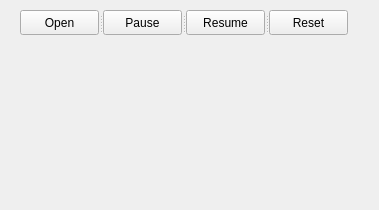
The window that src/rqt_mypkg/resource/MyPlugin.ui (alejandrolunadj/ROS_Challenge) describes before a commit, drawn with Qt 5.
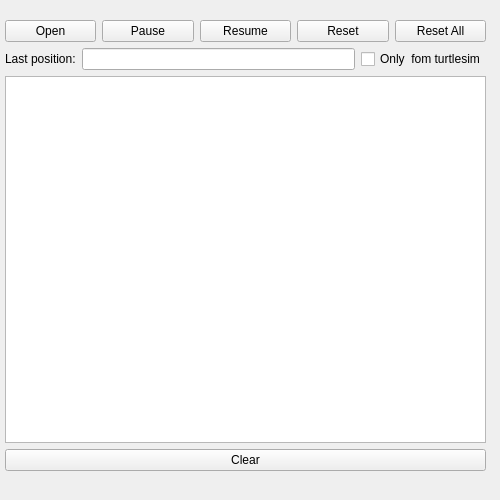
The same window after the commit.

Commit message:
RQT UI:Actions and position feedback in GUI
rqt_mypkg:
  .JSON format validation
  Now the GUI shows:
	Resul of service commands (pause/resume/reset)
	Last position
	Position feedback from action (cpp_pkg)
	Position feedback from topic (cpp_pkg)
	Optonal: Only shows the turtle position from topic
  "Reset" Button: resets the node "move_to_goal"
  "Reset all" Button: resets the node "move_to_goal" and turtlesim

What changed in the file:
```diff
--- a/src/rqt_mypkg/resource/MyPlugin.ui
+++ b/src/rqt_mypkg/resource/MyPlugin.ui
@@ -6,45 +6,124 @@
    <rect>
     <x>0</x>
     <y>0</y>
-    <width>379</width>
-    <height>210</height>
+    <width>500</width>
+    <height>500</height>
    </rect>
   </property>
+  <property name="sizePolicy">
+   <sizepolicy hsizetype="Fixed" vsizetype="Fixed">
+    <horstretch>0</horstretch>
+    <verstretch>0</verstretch>
+   </sizepolicy>
+  </property>
+  <property name="maximumSize">
+   <size>
+    <width>500</width>
+    <height>500</height>
+   </size>
+  </property>
+  <property name="baseSize">
+   <size>
+    <width>500</width>
+    <height>500</height>
+   </size>
+  </property>
   <property name="windowTitle">
    <string>Form</string>
   </property>
-  <widget class="QSplitter" name="splitter">
+  <widget class="QWidget" name="layoutWidget">
    <property name="geometry">
     <rect>
-     <x>20</x>
-     <y>10</y>
-     <width>329</width>
-     <height>25</height>
+     <x>5</x>
+     <y>20</y>
+     <width>481</width>
+     <height>451</height>
     </rect>
    </property>
-   <property name="orientation">
-    <enum>Qt::Horizontal</enum>
-   </property>
+   <layout class="QVBoxLayout" name="verticalLayout">
+    <item>
+     <layout class="QHBoxLayout" name="horizontalLayout">
+      <item>
    <widget class="QPushButton" name="pushButton_Open">
     <property name="text">
      <string>Open</string>
     </property>
    </widget>
+      </item>
+      <item>
    <widget class="QPushButton" name="pushButton_Pause">
     <property name="text">
      <string>Pause</string>
     </property>
    </widget>
+      </item>
+      <item>
    <widget class="QPushButton" name="pushButton_Resume">
     <property name="text">
      <string>Resume</string>
     </property>
    </widget>
+      </item>
+      <item>
    <widget class="QPushButton" name="pushButton_Reset">
     <property name="text">
      <string>Reset</string>
     </property>
    </widget>
+      </item>
+      <item>
+       <widget class="QPushButton" name="pushButton_Reset_All">
+        <property name="text">
+         <string>Reset All</string>
+        </property>
+       </widget>
+      </item>
+     </layout>
+    </item>
+    <item>
+     <layout class="QHBoxLayout" name="horizontalLayout_2">
+      <item>
+       <widget class="QLabel" name="label">
+        <property name="text">
+         <string>Last position:</string>
+        </property>
+       </widget>
+      </item>
+      <item>
+       <widget class="QLineEdit" name="lineEdit_Pos"/>
+      </item>
+      <item>
+       <widget class="QCheckBox" name="checkBox_Turtle">
+        <property name="text">
+         <string>Only  fom turtlesim</string>
+        </property>
+       </widget>
+      </item>
+     </layout>
+    </item>
+    <item>
+     <widget class="QListWidget" name="listWidget"/>
+    </item>
+    <item>
+     <widget class="QPushButton" name="pushButton_Clear">
+      <property name="sizePolicy">
+       <sizepolicy hsizetype="Preferred" vsizetype="Fixed">
+        <horstretch>0</horstretch>
+        <verstretch>0</verstretch>
+       </sizepolicy>
+      </property>
+      <property name="maximumSize">
+       <size>
+        <width>500</width>
+        <height>16777215</height>
+       </size>
+      </property>
+      <property name="text">
+       <string>Clear</string>
+      </property>
+     </widget>
+    </item>
+   </layout>
   </widget>
  </widget>
  <resources/>
```
Left out of the diff: 2 changed lines with no effect on the pictures. Lines whose indentation alone changed are shown as unchanged. The commit also changes 1 other file.
